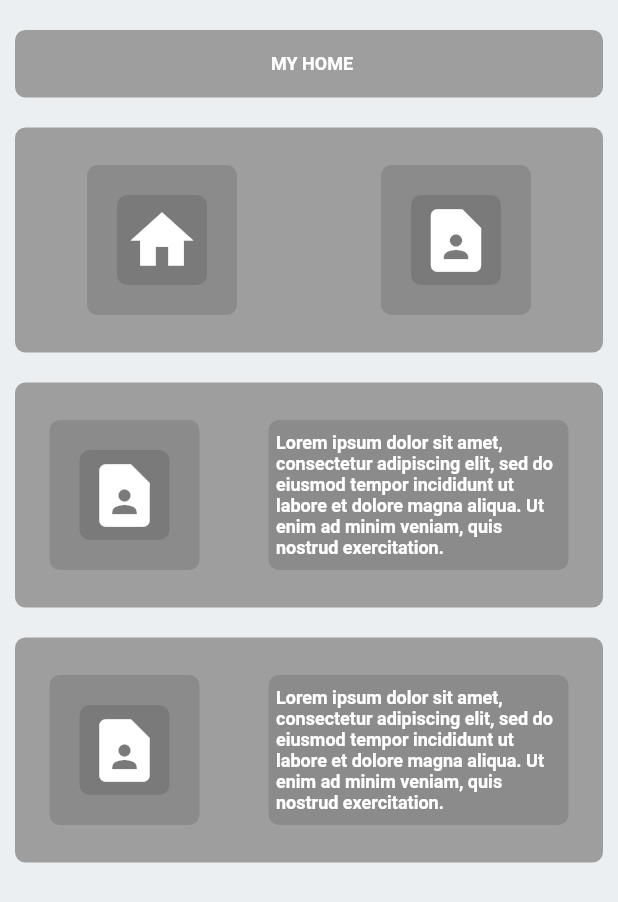
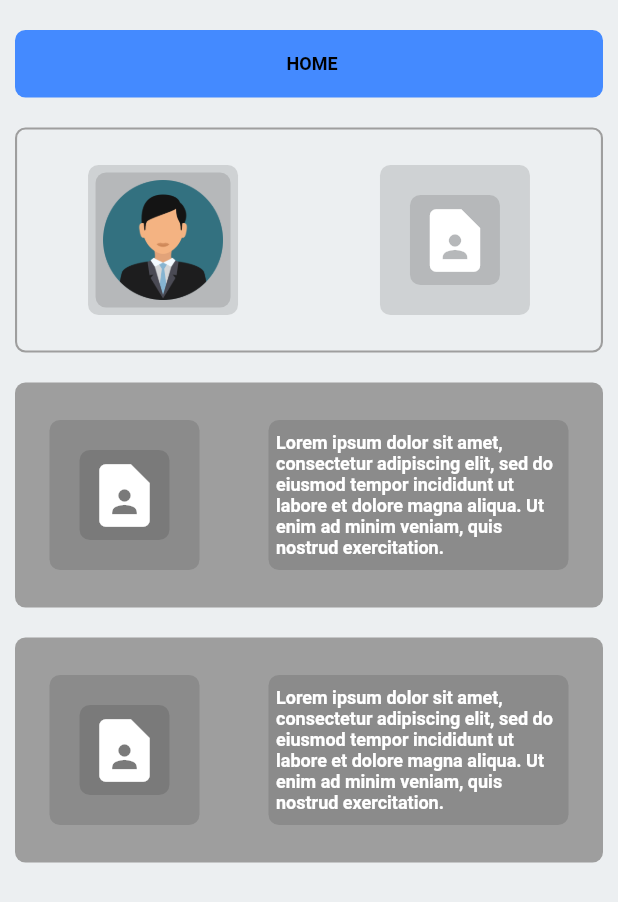
Before and after one commit to IgunOfficial/flutter_ujikom, a Flutter app: the screen it shows after launch, on a phone screen of 412 x 824 dp. Shown: the top 902 px of the screen. Run offline on Flutter 3.47's test engine with Material 2 defaults, Android fonts, the phone set to English and light mode, and no system bars.

Commit message:
commit-3

```diff
--- a/lib/latihan.dart
+++ b/lib/latihan.dart
@@ -18,7 +18,9 @@ class _LatihanState extends State<Latihan> {
           children: [
             Container(
               decoration: BoxDecoration(
-                  color: Colors.grey, borderRadius: BorderRadius.circular(7)),
+                color: Colors.blueAccent,
+                borderRadius: BorderRadius.circular(7),
+              ),
               margin: const EdgeInsets.only(top: 20),
               width: 10,
               height: 45,
@@ -29,9 +31,9 @@ class _LatihanState extends State<Latihan> {
                     margin: const EdgeInsets.only(left: 4),
                     padding: const EdgeInsets.all(5),
                     child: const Text(
-                      'MY HOME',
+                      'HOME',
                       style: TextStyle(
-                        color: Colors.white,
+                        color: Colors.black,
                         fontSize: 12,
                         fontWeight: FontWeight.w700,
                       ),
@@ -42,7 +44,12 @@ class _LatihanState extends State<Latihan> {
             ),
             Container(
               decoration: BoxDecoration(
-                  color: Colors.grey, borderRadius: BorderRadius.circular(7)),
+                borderRadius: BorderRadius.circular(7),
+                border: Border.all(
+                  color: Colors.grey,
+                  width: 1.4,
+                ),
+              ),
               margin: const EdgeInsets.only(top: 20),
               width: 10,
               height: 150,
@@ -66,10 +73,10 @@ class _LatihanState extends State<Latihan> {
                               borderRadius: BorderRadius.circular(7)),
                           padding: const EdgeInsets.all(5),
                           child: [
-                            const Icon(
-                              Icons.home,
-                              color: Colors.white,
-                              size: 50,
+                            Image.asset(
+                              'assets/images/users.png',
+                              height: 80,
+                              width: 80,
                             ),
                           ][0],
                         )
@@ -170,7 +177,7 @@ class _LatihanState extends State<Latihan> {
             Container(
               decoration: BoxDecoration(
                   color: Colors.grey, borderRadius: BorderRadius.circular(7)),
-              margin: const EdgeInsets.only(top: 20, bottom: 20),
+              margin: const EdgeInsets.only(top: 20, bottom: 40),
               width: 10,
               height: 150,
               child: Row(
--- a/lib/main.dart
+++ b/lib/main.dart
@@ -17,6 +17,7 @@ class MyApp extends StatelessWidget {
         theme: ThemeData(
           primarySwatch: Colors.blue,
         ),
-        home: const Latihan());
+        home: const Latihan()
+      );
   }
 }
```
Also changed, not shown: lib/list_view/list_view_builder.dart (added, +30 -0 lines), pubspec.yaml (+9 -6 lines), assets/images/foto.png (added), assets/images/foto1.jpg (added), assets/images/users.png (added), lib/list_view/list_view.dart (added), pubspec.lock.
